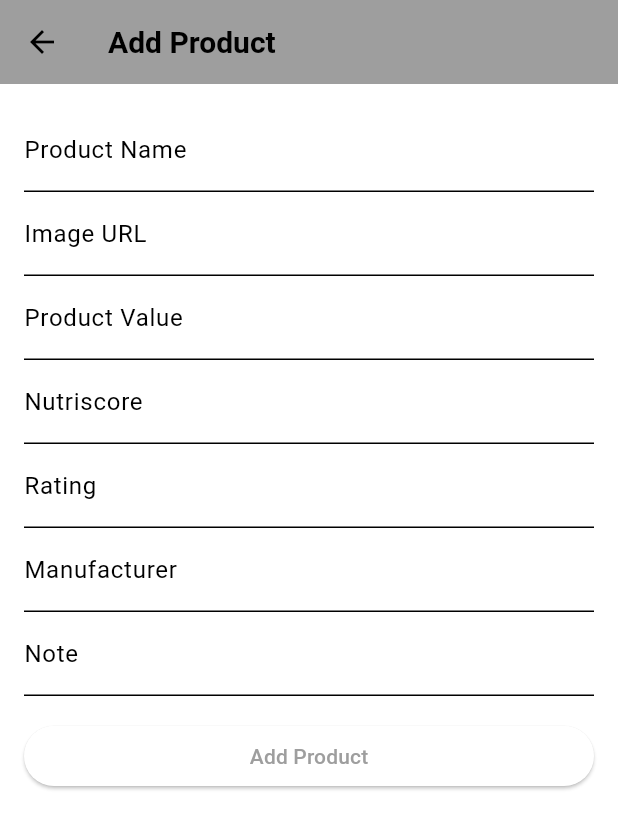
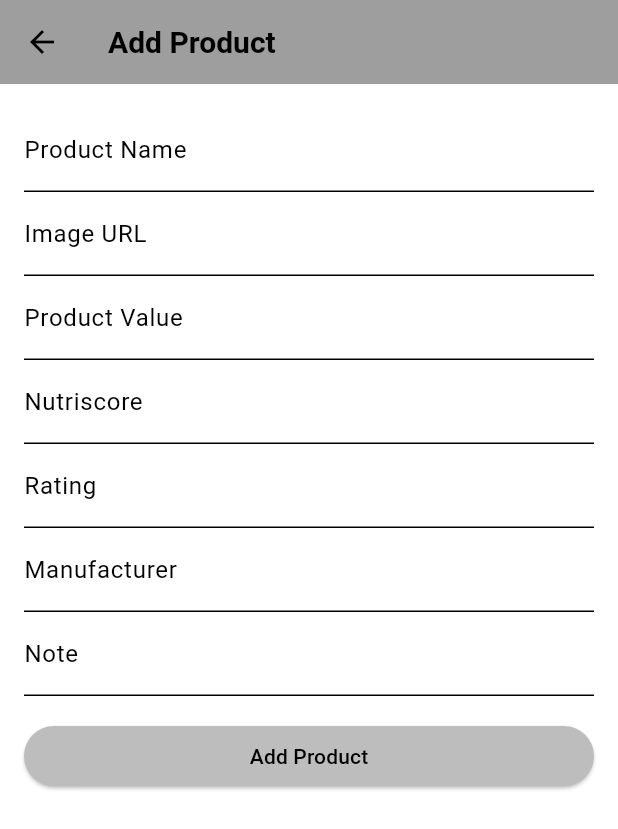
Before and after one commit to PGszafir/recallrave, a Flutter app: the screen it shows after launch, after a tap on the "add" icon, on a phone screen of 412 x 824 dp. Shown: the top 829 px of the screen. Run offline on Flutter 3.47's test engine with Material 3 defaults, Android fonts, the phone set to English and light mode, and no system bars.

Commit message:
changed button color

```diff
--- a/lib/add_product_view.dart
+++ b/lib/add_product_view.dart
@@ -52,10 +52,12 @@ class _AddProductViewState extends State<AddProductView> {
             ),
             TextField(
               controller: ratingController,
+              style: TextStyle(color: Colors.white),
               decoration: InputDecoration(labelText: 'Rating'),// replace with numbers input
             ),
             TextField(
               controller: manufacturerController,
+              style: TextStyle(color: Colors.white),
               decoration: InputDecoration(labelText: 'Manufacturer'),
             ),
             TextField(
@@ -67,6 +69,10 @@ class _AddProductViewState extends State<AddProductView> {
               onPressed: () {
                 addProduct();
               },
+              style: ElevatedButton.styleFrom(
+                primary: Colors.grey[400], // Background color
+                onPrimary: Colors.black, // Text color
+              ),
               child: Text('Add Product'),
             ),
           ],
--- a/lib/main.dart
+++ b/lib/main.dart
@@ -21,7 +21,10 @@ class MyApp extends StatelessWidget {
     return MaterialApp(
       title: 'RecallRave',
       theme: ThemeData(
-        colorScheme: ColorScheme.fromSwatch(primarySwatch: Colors.grey),
+        colorScheme: ColorScheme.fromSwatch(
+          primarySwatch: Colors.grey, // Use grey as the background
+          backgroundColor: Colors.grey[600], // Use grey as the primary color
+        ),
         useMaterial3: true,
         textTheme: TextTheme(
           headline6: appBarTextStyle,
@@ -73,11 +76,18 @@ class _MyHomePageState extends State<MyHomePage> {
           children: <Widget>[
             Padding(
               padding: const EdgeInsets.all(16.0),
-              child: Text(
-                "Aplikacja do gromadzenia wspomnień o produktach, tych, które Cię zachwyciły i tych, które nie przypadły Ci do gustu...",
-                style: TextStyle(
-                  fontSize: 16.0,
-                  color: Colors.black, // You can customize the text color
+              child: Container(
+                padding: const EdgeInsets.all(16.0),
+                decoration: BoxDecoration(
+                  color: Colors.grey[400], // Light grey color for the frame background
+                  borderRadius: BorderRadius.circular(8.0), // Optional: add rounded corners
+                ),
+                child: Text(
+                  "Aplikacja do gromadzenia wspomnień o produktach, tych, które Cię zachwyciły i tych, które nie przypadły Ci do gustu...",
+                  style: TextStyle(
+                    fontSize: 16.0,
+                    color: Colors.black,
+                  ),
                 ),
               ),
             ),
```
